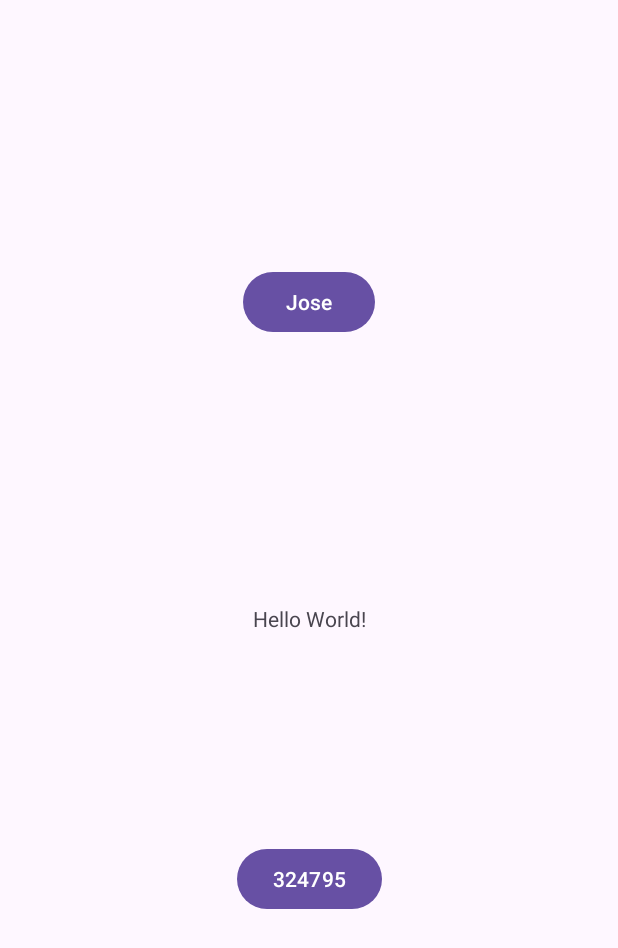
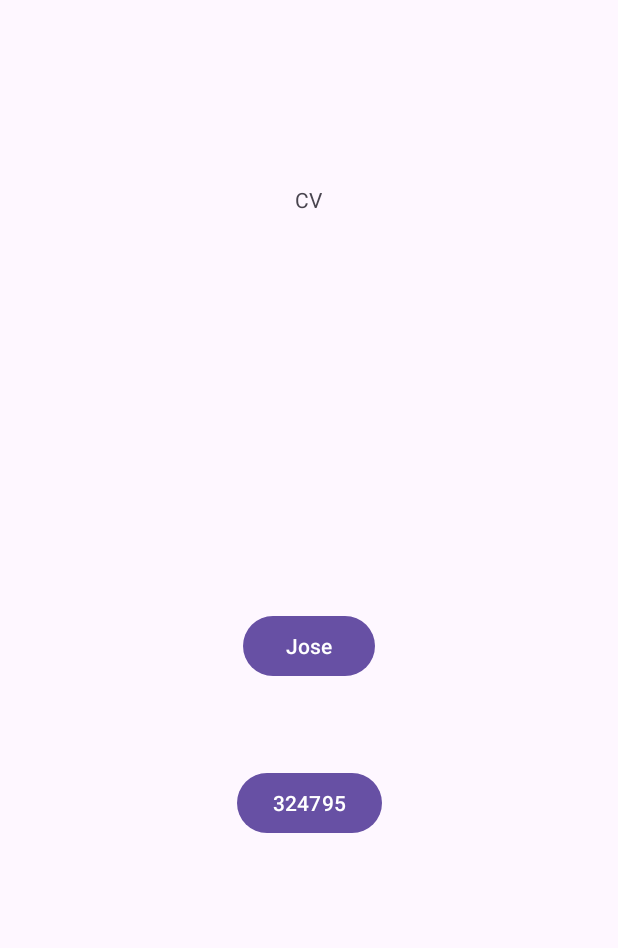
Before and after one commit to migueleduardosanchez/Proyecto_tercer_parcial, an Android app: the screen it shows after launch (MainActivity), after a tap on "324795", on a phone screen of 412 x 824 dp. Shown: the top 948 px of the screen. Run offline under Robolectric (Android 15) with nearby library versions, the phone set to English and light mode, and no system bars.

```diff
--- a/app/src/main/java/mx/uach/fing/proyectotercerparcial/MainActivity.java
+++ b/app/src/main/java/mx/uach/fing/proyectotercerparcial/MainActivity.java
@@ -31,15 +31,17 @@ public class MainActivity extends AppCompatActivity {
             public void onClick(View v) {
                 Uri _link2 = Uri.parse(_url);
                 Intent i = new Intent(Intent.ACTION_VIEW, _link2);
+                startActivity(i);
             }
         });
 
         _a324795 = findViewById(R.id.a324795);
         _a324795.setOnClickListener(new View.OnClickListener(){
             public void onClick(View v){
-                //Uri _link1 = Uri.parse(_url324795);
+                Uri _link1 = Uri.parse(_url324795);
                 Log.d("click", "ok");
                 Intent i = new Intent(Intent.ACTION_VIEW, _link1);
+                startActivity(i);
             }
         });
     }
--- a/app/src/main/res/layout/activity_main.xml
+++ b/app/src/main/res/layout/activity_main.xml
@@ -10,8 +10,12 @@
         android:id="@+id/textView"
         android:layout_width="wrap_content"
         android:layout_height="wrap_content"
-        android:text="Hello World!"
-        app:layout_constraintBottom_toBottomOf="parent"
+        android:layout_marginStart="196dp"
+        android:layout_marginTop="110dp"
+        android:layout_marginEnd="197dp"
+        android:layout_marginBottom="125dp"
+        android:text="CV"
+        app:layout_constraintBottom_toTopOf="@+id/btn_link2"
         app:layout_constraintEnd_toEndOf="parent"
         app:layout_constraintStart_toStartOf="parent"
         app:layout_constraintTop_toTopOf="parent" />
@@ -20,22 +24,28 @@
         android:id="@+id/a324795"
         android:layout_width="wrap_content"
         android:layout_height="wrap_content"
-        android:layout_marginTop="108dp"
+        android:layout_marginStart="157dp"
+        android:layout_marginTop="4dp"
+        android:layout_marginEnd="157dp"
+        android:layout_marginBottom="251dp"
         android:text="324795"
         app:layout_constraintBottom_toBottomOf="parent"
         app:layout_constraintEnd_toEndOf="parent"
         app:layout_constraintStart_toStartOf="parent"
-        app:layout_constraintTop_toBottomOf="@+id/textView"
-        app:layout_constraintVertical_bias="0.13" />
+        app:layout_constraintTop_toBottomOf="@+id/btn_link2" />
 
     <Button
         android:id="@+id/btn_link2"
         android:layout_width="wrap_content"
         android:layout_height="wrap_content"
+        android:layout_marginStart="162dp"
+        android:layout_marginTop="125dp"
+        android:layout_marginEnd="162dp"
+        android:layout_marginBottom="39dp"
         android:text="@string/jose"
-        app:layout_constraintBottom_toTopOf="@+id/textView"
+        app:layout_constraintBottom_toTopOf="@+id/a324795"
         app:layout_constraintEnd_toEndOf="parent"
         app:layout_constraintStart_toStartOf="parent"
-        app:layout_constraintTop_toTopOf="parent" />
+        app:layout_constraintTop_toBottomOf="@+id/textView" />
 
 </androidx.constraintlayout.widget.ConstraintLayout>
```
